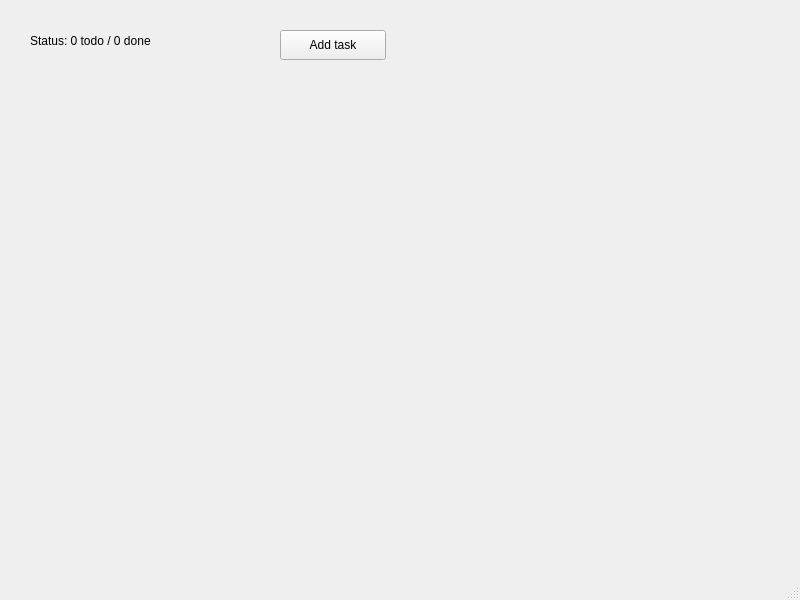
The window that masteringQt5_1_page36/mainwindow.ui (grafenocarbono/qt5_C_plusplus) describes before a commit, drawn with Qt 5.
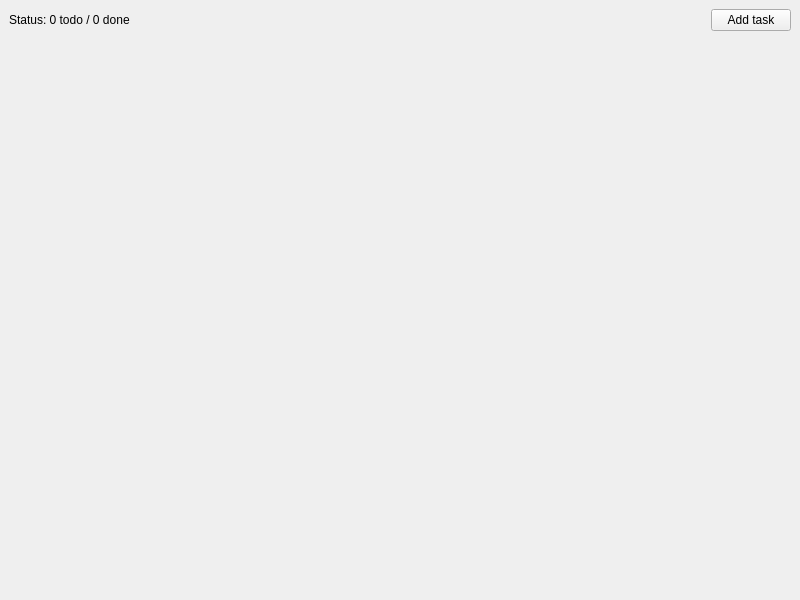
The same window after the commit.

Patch:
```diff
--- a/masteringQt5_1_page36/mainwindow.ui
+++ b/masteringQt5_1_page36/mainwindow.ui
@@ -14,44 +14,56 @@
    <string>MainWindow</string>
   </property>
   <widget class="QWidget" name="centralwidget">
+   <layout class="QVBoxLayout" name="verticalLayout">
+    <item>
+     <layout class="QHBoxLayout" name="toolbarLayout">
+      <item>
    <widget class="QLabel" name="statusLabel">
-    <property name="geometry">
-     <rect>
-      <x>30</x>
-      <y>30</y>
-      <width>241</width>
-      <height>21</height>
-     </rect>
-    </property>
     <property name="text">
      <string>Status: 0 todo / 0 done</string>
     </property>
    </widget>
+      </item>
+      <item>
+       <spacer name="horizontalSpacer">
+        <property name="orientation">
+         <enum>Qt::Horizontal</enum>
+        </property>
+        <property name="sizeHint" stdset="0">
+         <size>
+          <width>40</width>
+          <height>20</height>
+         </size>
+        </property>
+       </spacer>
+      </item>
+      <item>
    <widget class="QPushButton" name="addTaskButton">
-    <property name="geometry">
-     <rect>
-      <x>280</x>
-      <y>30</y>
-      <width>106</width>
-      <height>30</height>
-     </rect>
-    </property>
     <property name="text">
      <string>Add task</string>
     </property>
    </widget>
-  </widget>
-  <widget class="QMenuBar" name="menubar">
-   <property name="geometry">
-    <rect>
-     <x>0</x>
-     <y>0</y>
-     <width>800</width>
-     <height>26</height>
-    </rect>
-   </property>
+      </item>
+     </layout>
+    </item>
+    <item>
+     <layout class="QVBoxLayout" name="tasksLayout"/>
+    </item>
+    <item>
+     <spacer name="verticalSpacer">
+      <property name="orientation">
+       <enum>Qt::Vertical</enum>
+      </property>
+      <property name="sizeHint" stdset="0">
+       <size>
+        <width>20</width>
+        <height>40</height>
+       </size>
+      </property>
+     </spacer>
+    </item>
+   </layout>
   </widget>
-  <widget class="QStatusBar" name="statusbar"/>
  </widget>
  <resources/>
  <connections/>
```
Left out of the diff: 6 changed lines with no effect on the pictures. Lines whose indentation alone changed are shown as unchanged.
